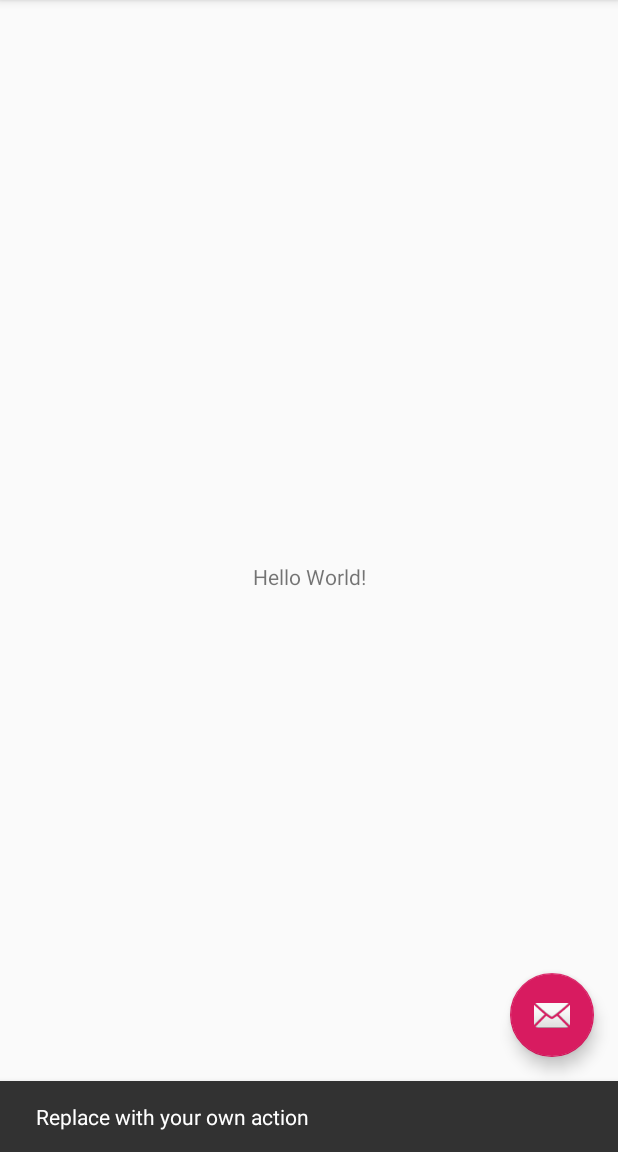
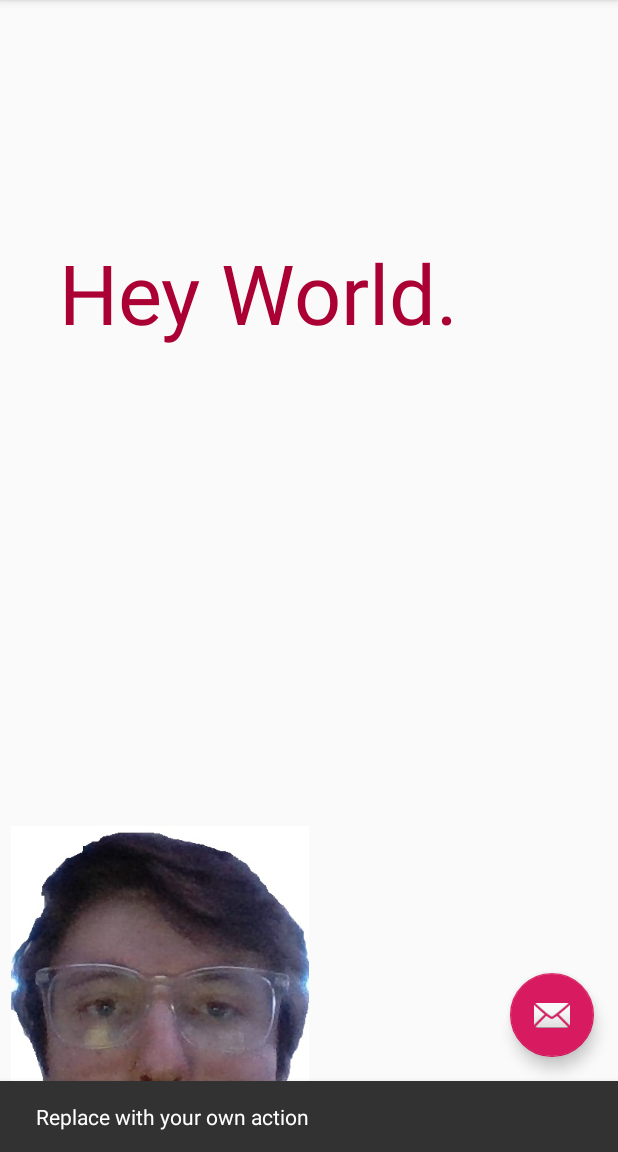
Before and after one commit to JRocco48/cs441_assignment1, an Android app: the screen it shows after launch (MainActivity), after a tap on an icon or button, on a phone screen of 412 x 824 dp, the part 84-1236 px from its top. Run offline under Robolectric (Android 15) with nearby library versions, the phone set to English and light mode, and no system bars.

Commit message:
Added face and changed "Hello World" text options.

```diff
--- a/app/src/main/res/layout/content_main.xml
+++ b/app/src/main/res/layout/content_main.xml
@@ -9,12 +9,25 @@
     tools:showIn="@layout/activity_main">
 
     <TextView
-        android:layout_width="wrap_content"
-        android:layout_height="wrap_content"
-        android:text="Hello World!"
+        android:id="@+id/textView"
+        android:layout_width="332dp"
+        android:layout_height="106dp"
+        android:text="Hey World."
+        android:textSize="55sp"
+        android:textColor="#A03"
         app:layout_constraintBottom_toBottomOf="parent"
+        app:layout_constraintHorizontal_bias="0.493"
         app:layout_constraintLeft_toLeftOf="parent"
         app:layout_constraintRight_toRightOf="parent"
-        app:layout_constraintTop_toTopOf="parent" />
+        app:layout_constraintTop_toTopOf="parent"
+        app:layout_constraintVertical_bias="0.239" />
+
+    <ImageView
+        android:id="@+id/imageView"
+        android:layout_width="213dp"
+        android:layout_height="217dp"
+        app:layout_constraintBottom_toBottomOf="parent"
+        app:layout_constraintStart_toStartOf="parent"
+        app:srcCompat="@drawable/face" />
 
 </android.support.constraint.ConstraintLayout>
```
Also changed, not shown: app/src/main/res/drawable/face.jpg (added).
